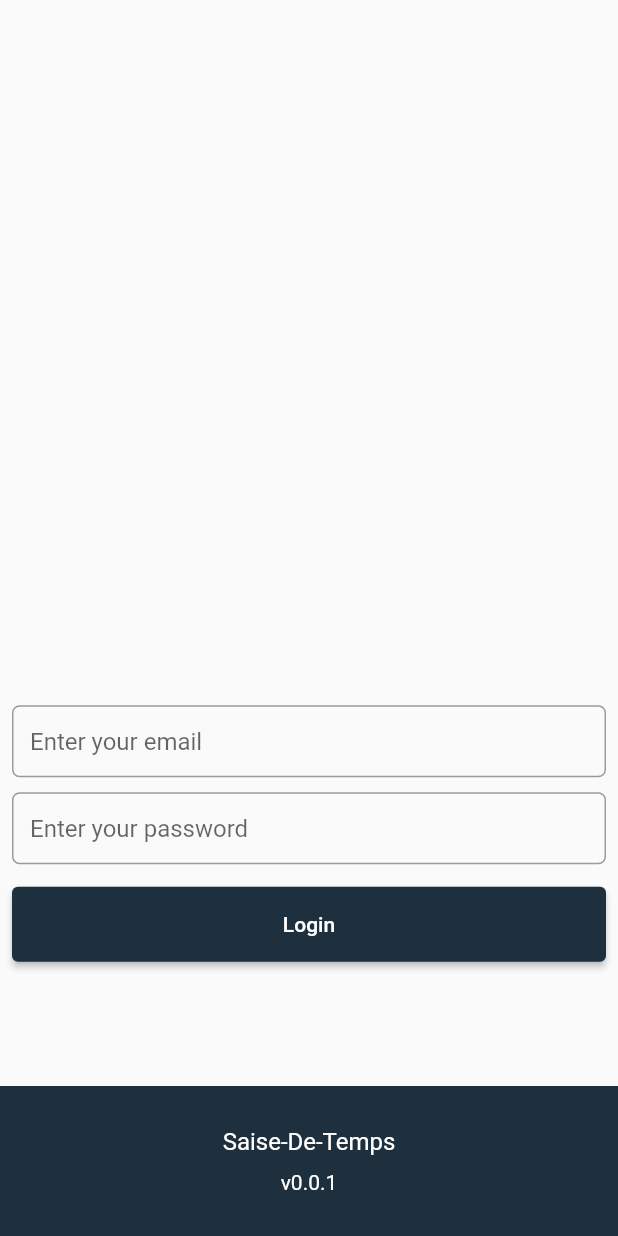
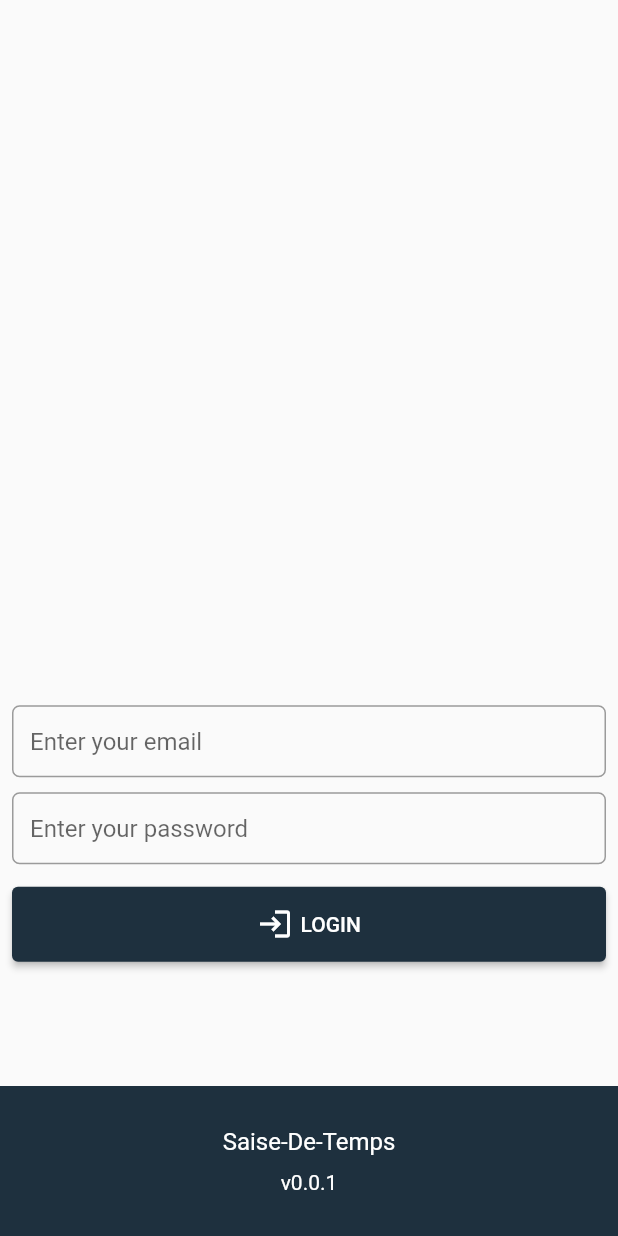
Before and after one commit to innovationstechn/saise_de_temps, a Flutter app: the screen it shows after launch, on a phone screen of 412 x 824 dp. Run offline on Flutter 3.47's test engine with Material 2 defaults, Android fonts, the phone set to English and light mode, and no system bars; our stand-ins replace dio, flutter_datetime_picker, hive, sizer, stacked; accounts and stored records are empty.

Commit message:
Fixed several bugs and introduced quality-of-life improvements.

```diff
--- /dev/null
+++ b/lib/constants/colors.dart
@@ -0,0 +1,3 @@
+import 'dart:ui';
+
+const primaryColor = Color.fromARGB(255, 30, 48, 62);
--- a/lib/main.dart
+++ b/lib/main.dart
@@ -3,7 +3,6 @@ import 'package:hive/hive.dart';
 import 'package:path_provider/path_provider.dart';
 import 'package:saise_de_temps/pages/form/form_page.dart';
 import 'package:saise_de_temps/pages/login/login.dart';
-import 'package:saise_de_temps/services/api/api.dart';
 import 'package:saise_de_temps/services/database/hive_db.dart';
 import 'package:sizer/sizer.dart';
 
@@ -29,20 +28,10 @@ class MyApp extends StatelessWidget {
           return MaterialApp(
             title: 'Flutter Demo',
             theme: ThemeData(
-              // This is the theme of your application.
-              //
-              // Try running your application with "flutter run". You'll see the
-              // application has a blue toolbar. Then, without quitting the app, try
-              // changing the primarySwatch below to Colors.green and then invoke
-              // "hot reload" (press "r" in the console where you ran "flutter run",
-              // or simply save your changes to "hot reload" in a Flutter IDE).
-              // Notice that the counter didn't reset back to zero; the application
-              // is not restarted.
               primarySwatch: Colors.blue,
             ),
-            initialRoute: '/',
+            initialRoute: '/login',
             routes: {
-              '/': (context) => Login(),
               '/login': (context) => Login(),
               '/form': (context) => FormPage(),
             },
--- /dev/null
+++ b/lib/models/credidentals_model.dart
@@ -0,0 +1,15 @@
+class CredentialsModel {
+  String name, password;
+
+  CredentialsModel({required this.name, required this.password});
+
+  factory CredentialsModel.fromJson(Map<String, dynamic> json) => CredentialsModel(
+        name: json['name'],
+        password: json['password'],
+      );
+
+  Map<String, dynamic> toJson() => {
+        'name': name,
+        'password': password,
+      };
+}
--- a/lib/pages/login/login.dart
+++ b/lib/pages/login/login.dart
@@ -1,15 +1,24 @@
 import 'package:flutter/cupertino.dart';
 import 'package:flutter/material.dart';
-import 'package:email_validator/email_validator.dart';
+import 'package:saise_de_temps/constants/colors.dart';
 import 'package:saise_de_temps/pages/login/login_viewmodel.dart';
 import 'package:sizer/sizer.dart';
 import 'package:stacked/stacked.dart';
 
-class Login extends StatelessWidget {
-  Login({Key? key}) : super(key: key);
+class Login extends StatefulWidget {
+  const Login({Key? key}) : super(key: key);
+
+  @override
+  State<Login> createState() => _LoginState();
+}
+
+class _LoginState extends State<Login> {
   final GlobalKey<FormState> _loginFormKey = GlobalKey<FormState>();
+
   final TextEditingController emailController = TextEditingController();
+
   final TextEditingController passwordController = TextEditingController();
+
   final FocusNode emailFN = FocusNode(),
       passFN = FocusNode(),
       loginFN = FocusNode();
@@ -20,6 +29,12 @@ class Login extends StatelessWidget {
 
     return ViewModelBuilder<LoginVM>.reactive(
         viewModelBuilder: () => LoginVM(),
+        onModelReady: (loginVM) async {
+          await loginVM.loadPreviousCredentials();
+
+          emailController.text = loginVM.credentials?.name ?? "";
+          passwordController.text = loginVM.credentials?.password ?? "";
+        },
         builder: (context, loginVM, _) {
           return Scaffold(
             body: SafeArea(
@@ -90,7 +105,7 @@ class Login extends StatelessWidget {
                                 ),
                               ),
                               const SizedBox(height: 5),
-                              buildLoginButton(context, loginVM.login),
+                              buildLoginButton(context, loginVM),
                             ],
                           ),
                         ),
@@ -111,7 +126,17 @@ class Login extends StatelessWidget {
         });
   }
 
-  Widget buildLoginButton(BuildContext context, Future<void> Function(String, String) onTap) => Padding(
+  Widget buildLoginButton(BuildContext context, LoginVM loginVM) {
+    if (loginVM.isBusy) {
+      return const Padding(
+        padding: EdgeInsets.all(8.0),
+        child: CircularProgressIndicator(
+          color: primaryColor,
+        ),
+      );
+    }
+
+    return Padding(
       padding: const EdgeInsets.symmetric(vertical: 10),
       child: SizedBox(
         height: 50,
@@ -119,11 +144,27 @@ class Login extends StatelessWidget {
           focusNode: loginFN,
           onPressed: () async {
             if (_loginFormKey.currentState!.validate()) {
-                await onTap(emailController.text,passwordController.text);
+              await loginVM.login(
+                  emailController.text, passwordController.text);
+
+              if (!loginVM.hasError) {
                 Navigator.of(context).pushNamed('/form');
               } else {
                 ScaffoldMessenger.of(context).showSnackBar(
-                    const SnackBar(content: Text("INVALID CREDENTIALS")));
+                  SnackBar(
+                    content: Text(
+                      loginVM.error(loginVM),
+                    ),
+                  ),
+                );
+              }
+            } else {
+              ScaffoldMessenger.of(context).showSnackBar(
+                const SnackBar(
+                  content: Text(
+                      "Error validating credentials. Please recheck username and password."),
+                ),
+              );
             }
           },
           style: ButtonStyle(
@@ -134,12 +175,17 @@ class Login extends StatelessWidget {
           child: Row(
             mainAxisAlignment: MainAxisAlignment.center,
             children: const [
-                Text('Login'),
+              Icon(Icons.login),
+              SizedBox(
+                width: 5,
+              ),
+              Text('LOGIN'),
             ],
           ),
         ),
       ),
     );
+  }
 
   Widget buildFooter() => Container(
         height: 100,
--- a/lib/services/api/api.dart
+++ b/lib/services/api/api.dart
@@ -1,9 +1,10 @@
+import 'package:saise_de_temps/models/credidentals_model.dart';
 import 'package:saise_de_temps/models/form_element_model.dart';
 import 'package:saise_de_temps/services/api/server_api.dart';
 
 abstract class API {
   static final api = ServerAPI();
-  Future<String> login({required String username, required String password});
+  Future<String> login({required CredentialsModel credentials});
   Future<void> submit({required List<Map> data});
   Future<List<FormElementModel>> getConfig();
 }
--- a/lib/widgets/text_form_widget.dart
+++ b/lib/widgets/text_form_widget.dart
@@ -17,13 +17,13 @@ class TextFormWidget extends FormField<String> {
       FormFieldSetter<String>? onSaved,
       FormFieldValidator<String>? validator,
       String initialValue = "",
-      AutovalidateMode autovalidate = AutovalidateMode.disabled})
+      AutovalidateMode autoValidate = AutovalidateMode.disabled})
       : super(
             key: key,
             onSaved: onSaved,
             validator: validator,
             initialValue: initialValue,
-            autovalidateMode: autovalidate,
+            autovalidateMode: autoValidate,
             builder: (FormFieldState<String> state) {
               TextOptionModel? textOptionModel = question!.getTextOptionModel();
 
@@ -36,7 +36,7 @@ class TextFormWidget extends FormField<String> {
                 }
               });
               return Container(
-                margin: EdgeInsets.only(top:10),
+                margin: const EdgeInsets.only(top:10),
                 child: Padding(
                   padding:
                       const EdgeInsets.symmetric(horizontal: 15, vertical: 5),
```
Also changed, not shown: lib/pages/form/form_page.dart (+73 -16 lines), lib/pages/form/form_page_viewmodel.dart (+13 -9 lines), lib/pages/login/login_viewmodel.dart (+24 -3 lines), lib/services/api/server_api.dart (+4 -8 lines), lib/services/database/db.dart (+9 -2 lines), lib/services/database/hive_db.dart (+24 -7 lines). Lines whose indentation alone changed are shown as unchanged.
